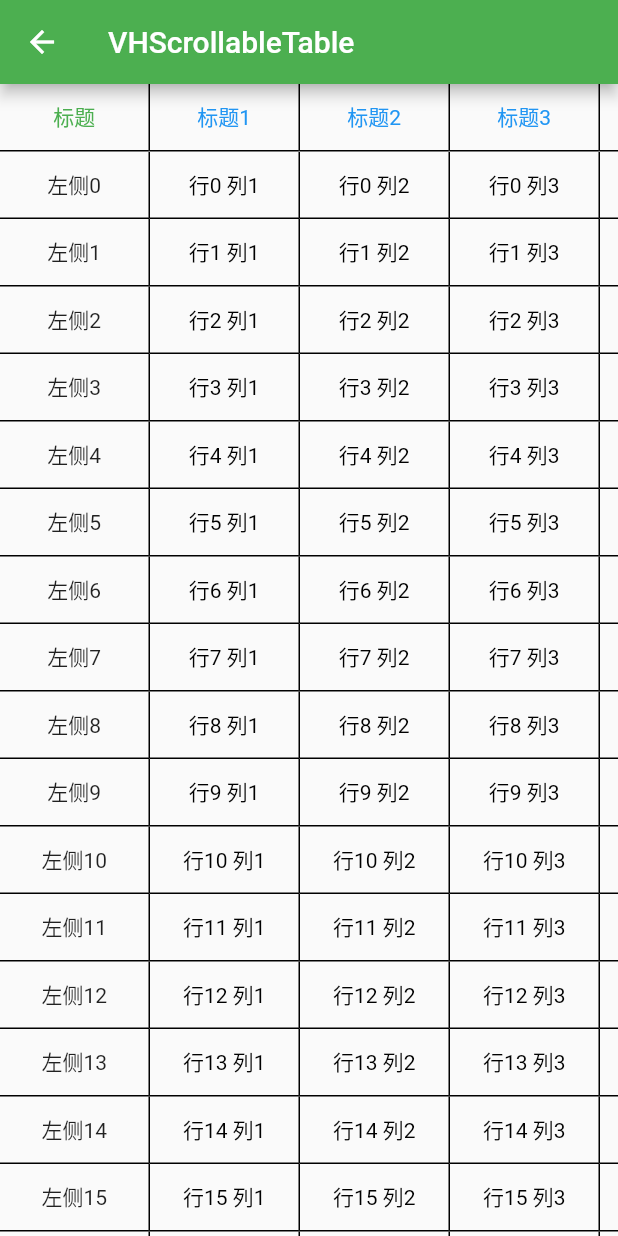
After one commit to student9128/FlutterStudy, a Flutter app: the VHScrollableTablePage screen opened by its route, on a phone screen of 412 x 824 dp. The commit adds this screen. Run offline on Flutter 3.47's test engine with Material 2 defaults, Android fonts, the phone set to English and light mode, and no system bars; our stand-ins replace fluro.

Commit message:
add:可以上下左右滑动的表格

```diff
--- /dev/null
+++ b/lib/advanced/vh_scrollable_table_page.dart
@@ -0,0 +1,195 @@
+import 'package:flutter/material.dart';
+
+class VHScrollableTablePage extends StatefulWidget {
+  const VHScrollableTablePage({Key? key}) : super(key: key);
+
+  @override
+  _VHScrollableTablePageState createState() => _VHScrollableTablePageState();
+}
+
+class _VHScrollableTablePageState extends State<VHScrollableTablePage> {
+  final List<String> _titleList = [
+    "标题1",
+    "标题2",
+    "标题3",
+    "标题4",
+    "标题5",
+    "标题6",
+    "标题7"
+  ];
+  double _leftWidth = 100;
+  double _cellWidth = 100;
+  double _cellHeight = 45;
+  final ScrollController _titleController = ScrollController();
+  final ScrollController _contentController = ScrollController();
+  @override
+  void initState() {
+    super.initState();
+    _titleController.addListener(_updateContent);
+    _contentController.addListener(_updateTitle);
+  }
+
+  void _updateTitle() {
+    if (_titleController.offset != _contentController.offset) {
+      _titleController.jumpTo(_contentController.offset);
+    }
+  }
+
+  void _updateContent() {
+    if (_contentController.offset != _titleController.offset) {
+      _contentController.jumpTo(_titleController.offset);
+    }
+  }
+
+  @override
+  void dispose() {
+    _titleController.removeListener(_updateContent);
+    _contentController.removeListener(_updateTitle);
+    super.dispose();
+  }
+  Container _buildTitleContainer(int i) {
+    return Container(
+      decoration: const BoxDecoration(
+          border: Border(
+              bottom: BorderSide(
+                  color: Colors.black, width: 1),
+              right: BorderSide(
+                  color: Colors.black, width: 1))),
+      alignment: Alignment.center,
+      width: _cellWidth,
+      height: _cellHeight,
+      child: Text(
+        _titleList[i],
+        style: TextStyle(color: Colors.blue),
+      ),
+    );
+  }
+
+  _buildRightTitle() {
+    List<Widget> list = [];
+    for (int i = 0; i < _titleList.length; i++) {
+      list.add(_buildTitleContainer(i));
+    }
+    return list;
+  }
+
+  _buildRightContent(int index) {
+    List<Widget> list = [];
+    for (int i = 0; i < _titleList.length; i++) {
+      list.add(Container(
+        alignment: const Alignment(0, 0),
+        decoration: const BoxDecoration(
+            border: Border(
+                bottom: BorderSide(color: Colors.black, width: 1),
+                right: BorderSide(color: Colors.black, width: 1))),
+        width: _cellWidth,
+        height: _cellHeight,
+        child: Text(
+          "行$index 列${i + 1}",
+          style: TextStyle(color: Colors.black),
+        ),
+      ));
+    }
+    return list;
+  }
+
+  @override
+  Widget build(BuildContext context) {
+    return Scaffold(
+      appBar: AppBar(
+        title: const Text('VHScrollableTable'),
+      ),
+      body: Container(
+        child: Column(
+          children: [
+            Row(
+              children: [
+                Container(
+                  decoration: const BoxDecoration(
+                      border: Border(
+                          bottom: BorderSide(color: Colors.black, width: 1),
+                          right: BorderSide(color: Colors.black, width: 1))),
+                  width: _leftWidth,
+                  height: _cellHeight,
+                  alignment: Alignment.center,
+                  child: Text('标题', style: TextStyle(color: Colors.green)),
+                ),
+                Expanded(
+                    child: Container(
+                  width: _titleList.length * _cellWidth,
+                  child: SingleChildScrollView(
+                    controller: _titleController,
+                    scrollDirection: Axis.horizontal,
+                    child: Row(
+                      children: _buildRightTitle(),
+                    ),
+                  ),
+                ))
+              ],
+            ),
+            Expanded(
+                child: SingleChildScrollView(
+              child: Column(
+                children: [
+                  Row(
+                    children: [
+                      Container(
+                        width: _leftWidth,
+                        child: ListView.builder(
+                          shrinkWrap: true,
+                          physics: const NeverScrollableScrollPhysics(),
+                          itemBuilder: (context, index) {
+                            return GestureDetector(
+                                onTap: () {},
+                                child: Container(
+                                  alignment: const Alignment(0, 0),
+                                  decoration: const BoxDecoration(
+                                      border: Border(
+                                          bottom: BorderSide(
+                                              color: Colors.black, width: 1),
+                                          right: BorderSide(
+                                              color: Colors.black, width: 1))),
+                                  width: _cellWidth,
+                                  height: _cellHeight,
+                                  child: Container(
+                                    child: Text('左侧$index'),
+                                  ),
+                                ));
+                          },
+                          itemCount: 50,
+                        ),
+                      ),
+                      Expanded(
+                          child: SingleChildScrollView(
+                        controller: _contentController,
+                        scrollDirection: Axis.horizontal,
+                        child: Container(
+                          width: _titleList.length * _cellWidth,
+                          child: ListView.builder(
+                            itemCount: 50,
+                            shrinkWrap: true,
+                            physics: const NeverScrollableScrollPhysics(),
+                            itemBuilder: (context, index) {
+                              return GestureDetector(
+                                onTap: () {
+                                },
+                                child: Row(
+                                  children: _buildRightContent(index),
+                                ),
+                              );
+                            },
+                          ),
+                          // ),
+                        ),
+                      ))
+                    ],
+                  ),
+                ],
+              ),
+            ))
+          ],
+        ),
+      ),
+    );
+  }
+}
--- a/lib/constant/constants.dart
+++ b/lib/constant/constants.dart
@@ -41,5 +41,5 @@ class Constants {
     'FlutterLogo',
     'Placeholder'
   ];
-  static List<String> advancedBtnList=['自定义组件-画线','测试','测试demo'];
+  static List<String> advancedBtnList=['自定义组件-画线','测试','测试demo','可以上下左右滑动的表格'];
 }
--- a/lib/constant/route_names.dart
+++ b/lib/constant/route_names.dart
@@ -1,4 +1,4 @@
 ///配置page的名称 与相应的btn对应，相应的路由路径就是/${pageName}
 List<String> basicPageName=[];
 List<String> animPageName=[];
-List<String> advancedPageName=['customWidget','testPage','testDemoPage'];
+List<String> advancedPageName=['customWidget','testPage','testDemoPage','vhScrollableTable'];
--- a/lib/routes/route_handler_list.dart
+++ b/lib/routes/route_handler_list.dart
@@ -7,4 +7,4 @@ var routeHandlerList = [
   {title: '/', handler: rootHandler},
   {title: '/customWidget', handler: customWidgetHandler},
 ];
-List<Handler> advancedHandler=[customWidgetHandler,testPageHandler,testDemoPageHandler];
+List<Handler> advancedHandler=[customWidgetHandler,testPageHandler,testDemoPageHandler,vhScrollableTableHandler];
--- a/lib/routes/route_handlers.dart
+++ b/lib/routes/route_handlers.dart
@@ -3,6 +3,7 @@ import 'package:flutter/material.dart';
 import 'package:flutter_study_list/advanced/custom_widget_page.dart';
 import 'package:flutter_study_list/advanced/test_demo_page.dart';
 import 'package:flutter_study_list/advanced/test_page.dart';
+import 'package:flutter_study_list/advanced/vh_scrollable_table_page.dart';
 import 'package:flutter_study_list/basic/text_page.dart';
 import 'package:flutter_study_list/main_page.dart';
 var rootHandler = Handler(
@@ -13,6 +14,7 @@ var textHandler= new Handler(handlerFunc:((context, parameters) => TextPage()));
 var customWidgetHandler = new Handler(handlerFunc:((context, parameters) => CustomWidgetPage()));
 var testPageHandler=Handler(handlerFunc:((context, parameters) => TestPage()));
 var testDemoPageHandler=Handler(handlerFunc:((context, parameters) => TableDemoPage()));
+var vhScrollableTableHandler=Handler(handlerFunc:((context, parameters) => VHScrollableTablePage()));
 // void defineRoutes(FluroRouter router) {
 //   router.define("/text", handler: textHandler);
 
```
Also changed, not shown: lib/advanced/test_page.dart (+59 -147 lines).
